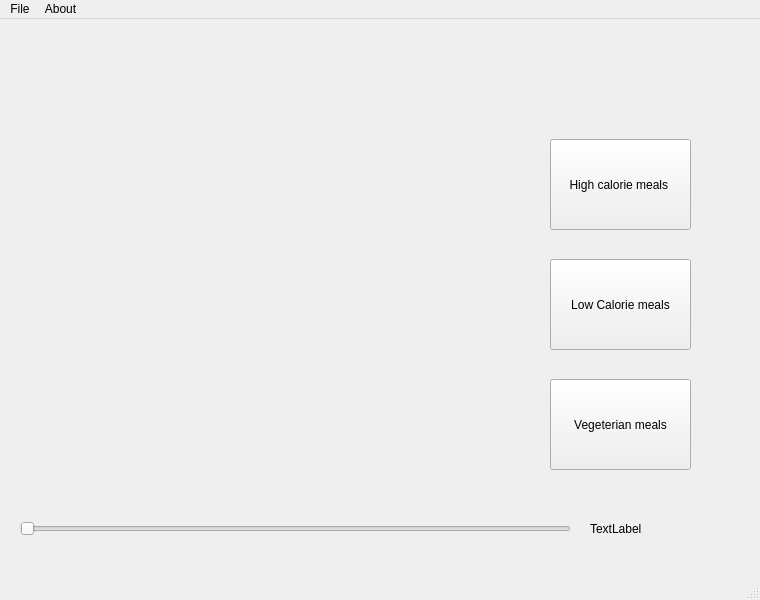
Before: the Qt Designer form RecipeApplication/mainwindow.ui in olanhealy/Cs4076-EventDrivenProgramming-Project, drawn with Qt 5.
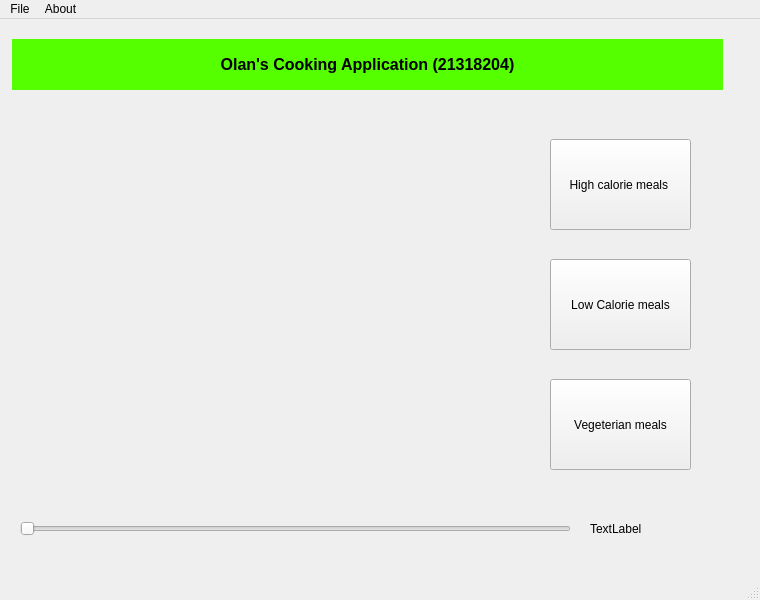
After: the same form once the commit is applied. Icons and pictures are not drawn.

The edit to the form file:
```diff
--- a/RecipeApplication/mainwindow.ui
+++ b/RecipeApplication/mainwindow.ui
@@ -79,6 +79,23 @@
      <string>TextLabel</string>
     </property>
    </widget>
+   <widget class="QLabel" name="label">
+    <property name="geometry">
+     <rect>
+      <x>12</x>
+      <y>20</y>
+      <width>711</width>
+      <height>51</height>
+     </rect>
+    </property>
+    <property name="styleSheet">
+     <string notr="true">background-color: rgb(85, 255, 0)
+</string>
+    </property>
+    <property name="text">
+     <string>&lt;html&gt;&lt;head/&gt;&lt;body&gt;&lt;p align=&quot;center&quot;&gt;&lt;span style=&quot; font-size:12pt; font-weight:700;&quot;&gt;                                                                                       Olan's Cooking Application (21318204)&lt;/span&gt;&lt;/p&gt;&lt;/body&gt;&lt;/html&gt;</string>
+    </property>
+   </widget>
   </widget>
   <widget class="QMenuBar" name="menubar">
    <property name="geometry">
```
